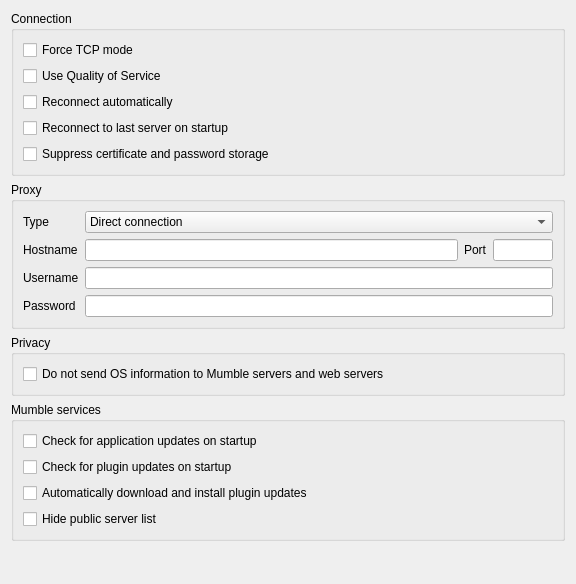
The window that src/mumble/NetworkConfig.ui (nicholas-lonsinger/mumble-macos) describes before a commit, drawn with Qt 5.
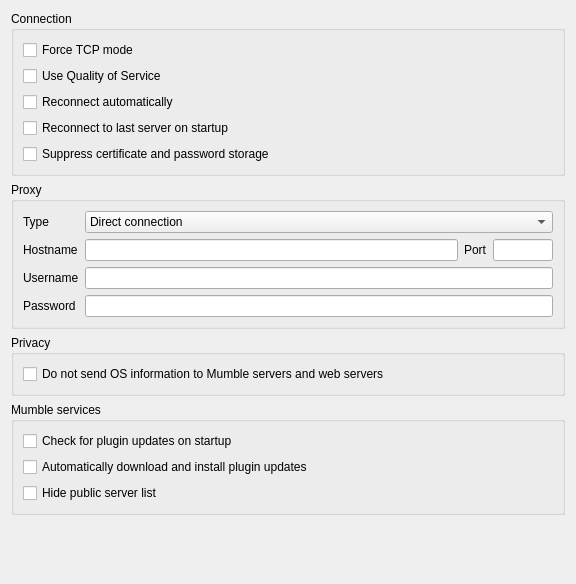
The same window after the commit. Custom widgets are drawn as their Qt base class.

Commit message: REMOVE: Drop VersionCheck

What changed in the file:
```diff
--- a/src/mumble/NetworkConfig.ui
+++ b/src/mumble/NetworkConfig.ui
@@ -334,19 +334,6 @@
       <string>Mumble services</string>
      </property>
      <layout class="QVBoxLayout" name="verticalLayout">
-      <item>
-       <widget class="QCheckBox" name="qcbAutoUpdate">
-        <property name="toolTip">
-         <string>Check for new releases of Mumble automatically.</string>
-        </property>
-        <property name="whatsThis">
-         <string>This will check for new releases of Mumble every time you start the program, and notify you if one is available.</string>
-        </property>
-        <property name="text">
-         <string>Check for application updates on startup</string>
-        </property>
-       </widget>
-      </item>
       <item>
        <widget class="QCheckBox" name="qcbPluginUpdateCheck">
         <property name="toolTip">
```
The commit also changes 14 other files.
